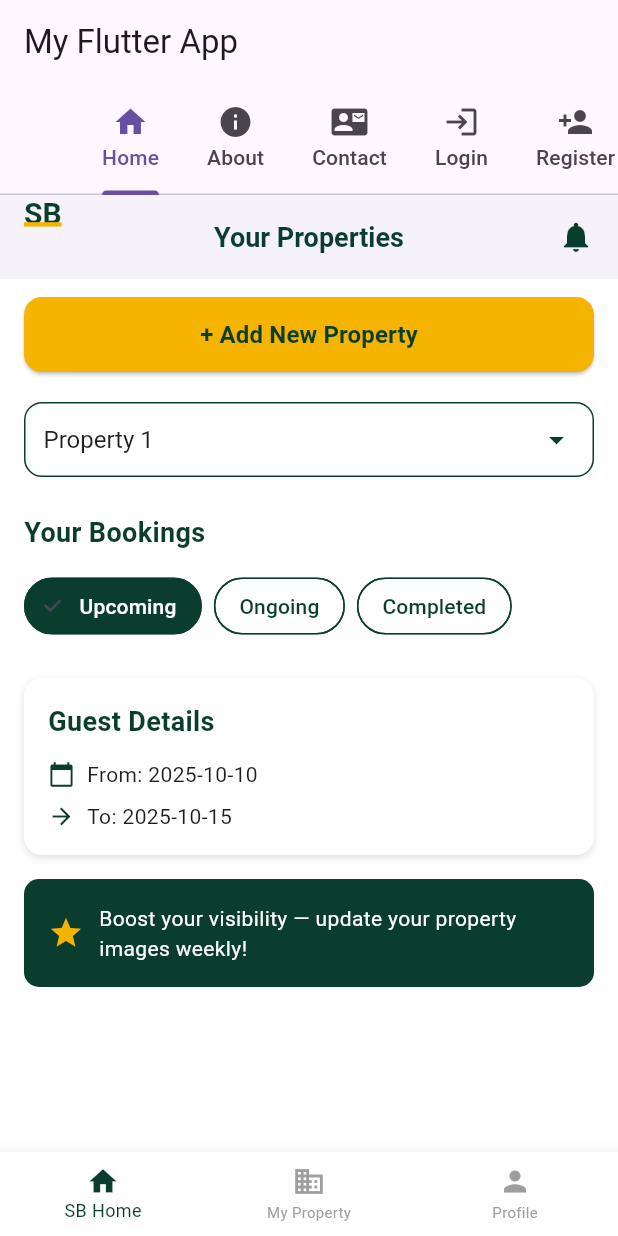
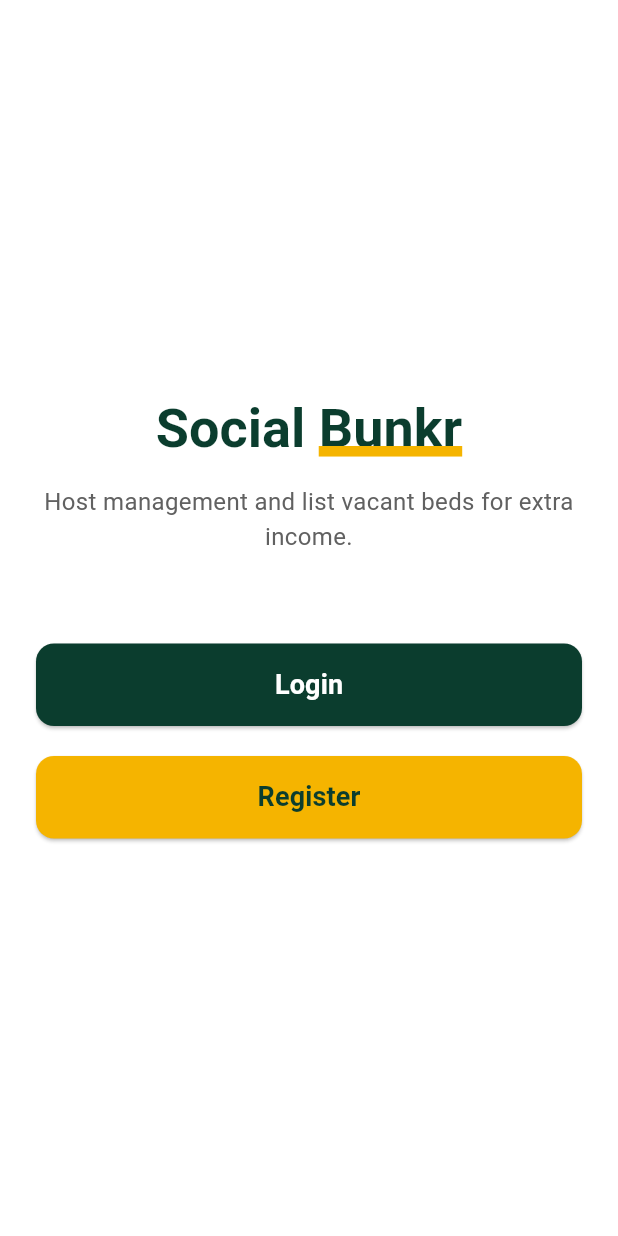
Before and after one commit to Praveenbabu5991/socialbunkr_mobile_app, a Flutter app: the screen it shows after launch, on a phone screen of 412 x 824 dp. Run offline on Flutter 3.47's test engine with Material 3 defaults, Android fonts, the phone set to English and light mode, and no system bars; Roboto replaces fonts that are missing (Poppins).

Commit message:
gemini changes 1

```diff
--- a/lib/main.dart
+++ b/lib/main.dart
@@ -1,54 +1,28 @@
 import 'package:flutter/material.dart';
-import 'pages/home_page.dart';
-import 'pages/about_page.dart';
-import 'pages/contact_page.dart';
-import 'pages/login_page.dart';
-import 'pages/register_page.dart';
+import 'package:flutter_application_1/routes/app_router.dart';
 
 void main() {
-  runApp(MyApp());
+  runApp(const MyApp());
 }
 
 class MyApp extends StatelessWidget {
+  const MyApp({super.key});
+
   @override
   Widget build(BuildContext context) {
     return MaterialApp(
-      title: "My Flutter App",
-      theme: ThemeData(primarySwatch: Colors.blue),
-      home: MainTabs(), // use TabBar as main screen
+      title: "Social Bunkr",
+      theme: ThemeData(
+        primaryColor: const Color(0xFF0B3D2E),
+        colorScheme: ColorScheme.fromSeed(
+          seedColor: const Color(0xFF0B3D2E),
+          secondary: const Color(0xFFF5B400),
+        ),
+        fontFamily: 'Poppins',
+        scaffoldBackgroundColor: Colors.white,
+      ),
+      initialRoute: AppRouter.landing,
+      onGenerateRoute: AppRouter.onGenerateRoute,
     );
   }
 }
-
-class MainTabs extends StatelessWidget {
-  @override
-  Widget build(BuildContext context) {
-    return DefaultTabController(
-      length: 5, // 5 tabs
-      child: Scaffold(
-        appBar: AppBar(
-          title: Text("My Flutter App"),
-          bottom: TabBar(
-            isScrollable: true, // allows scrolling if tabs are many
-            tabs: [
-              Tab(text: "Home", icon: Icon(Icons.home)),
-              Tab(text: "About", icon: Icon(Icons.info)),
-              Tab(text: "Contact", icon: Icon(Icons.contact_mail)),
-              Tab(text: "Login", icon: Icon(Icons.login)),
-              Tab(text: "Register", icon: Icon(Icons.person_add)),
-            ],
-          ),
-        ),
-        body: TabBarView(
-          children: [
-            HomePage(),    // Stateful
-            AboutPage(),   // Stateless
-            ContactPage(), // Stateful
-            LoginPage(),   // Stateful
-            RegisterPage() // Stateful
-          ],
-        ),
-      ),
-    );
-  }
-}
--- /dev/null
+++ b/lib/presentation/pages/landing_page.dart
@@ -0,0 +1,126 @@
+import 'package:flutter/material.dart';
+
+class LandingPage extends StatelessWidget {
+  const LandingPage({super.key});
+
+  @override
+  Widget build(BuildContext context) {
+    // Style constants from existing pages
+    const Color primaryColor = Color(0xFF0B3D2E);
+    const Color accentColor = Color(0xFFF5B400);
+    const String fontFamily = 'Poppins';
+
+    final size = MediaQuery.of(context).size;
+    final isTablet = size.width > 600;
+
+    return Scaffold(
+      backgroundColor: Colors.white,
+      body: SafeArea(
+        child: Center(
+          child: SingleChildScrollView(
+            padding: EdgeInsets.all(isTablet ? 32.0 : 24.0),
+            child: Column(
+              mainAxisAlignment: MainAxisAlignment.center,
+              crossAxisAlignment: CrossAxisAlignment.center,
+              children: [
+                // Header Logo
+                RichText(
+                  textAlign: TextAlign.center,
+                  text: const TextSpan(
+                    text: "Social ",
+                    style: TextStyle(
+                      color: primaryColor,
+                      fontWeight: FontWeight.bold,
+                      fontSize: 36,
+                      fontFamily: fontFamily,
+                    ),
+                    children: [
+                      TextSpan(
+                        text: "Bunkr",
+                        style: TextStyle(
+                          color: primaryColor,
+                          fontWeight: FontWeight.bold,
+                          decoration: TextDecoration.underline,
+                          decorationColor: accentColor,
+                          decorationThickness: 4,
+                        ),
+                      ),
+                    ],
+                  ),
+                ),
+
+                SizedBox(height: isTablet ? 24 : 16),
+
+                Text(
+                  "Host management and list vacant beds for extra income.",
+                  textAlign: TextAlign.center,
+                  style: TextStyle(
+                    color: Colors.grey[700],
+                    fontSize: isTablet ? 20 : 16,
+                    fontFamily: fontFamily,
+                  ),
+                ),
+
+                SizedBox(height: isTablet ? 80 : 60),
+
+                // Login Button
+                SizedBox(
+                  width: double.infinity,
+                  height: 55,
+                  child: ElevatedButton(
+                    style: ElevatedButton.styleFrom(
+                      backgroundColor: primaryColor,
+                      shape: RoundedRectangleBorder(
+                        borderRadius: BorderRadius.circular(12),
+                      ),
+                    ),
+                    onPressed: () {
+                      Navigator.pushNamed(context, '/login');
+                    },
+                    child: const Text(
+                      "Login",
+                      style: TextStyle(
+                        color: Colors.white,
+                        fontWeight: FontWeight.bold,
+                        fontSize: 18,
+                        fontFamily: fontFamily,
+                      ),
+                    ),
+                  ),
+                ),
+
+                SizedBox(height: 20),
+
+                // Register Button
+                SizedBox(
+                  width: double.infinity,
+                  height: 55,
+                  child: ElevatedButton(
+                    style: ElevatedButton.styleFrom(
+                      backgroundColor: accentColor,
+                      shape: RoundedRectangleBorder(
+                        borderRadius: BorderRadius.circular(12),
+                      ),
+                    ),
+                    onPressed: () {
+                      Navigator.pushNamed(context, '/register');
+                    },
+                    child: const Text(
+                      "Register",
+                      style: TextStyle(
+                        color: primaryColor,
+                        fontWeight: FontWeight.bold,
+                        fontSize: 18,
+                        fontFamily: fontFamily,
+                      ),
+                    ),
+                  ),
+                ),
+              ],
+            ),
+          ),
+        ),
+      ),
+    );
+  }
+}
--- a/lib/pages/login_page.dart
+++ b/lib/presentation/pages/login_page.dart
@@ -242,7 +242,7 @@ class _LoginPageState extends State<LoginPage> {
                     ),
                     GestureDetector(
                       onTap: () {
-                        // TODO: Navigate to Register Page
+                        Navigator.pushNamed(context, '/register');
                       },
                       child: const Text(
                         "Sign up here",
--- a/lib/pages/register_page.dart
+++ b/lib/presentation/pages/register_page.dart
@@ -255,7 +255,7 @@ class _RegisterPageState extends State<RegisterPage> {
                     ),
                     GestureDetector(
                       onTap: () {
-                        // TODO: Navigate to Login Page
+                        Navigator.pushNamed(context, '/login');
                       },
                       child: const Text(
                         "Log in",
--- /dev/null
+++ b/lib/routes/app_router.dart
@@ -0,0 +1,33 @@
+import 'package:flutter/material.dart';
+import 'package:flutter_application_1/presentation/pages/home_page.dart';
+import 'package:flutter_application_1/presentation/pages/landing_page.dart';
+import 'package:flutter_application_1/presentation/pages/login_page.dart';
+import 'package:flutter_application_1/presentation/pages/register_page.dart';
+
+class AppRouter {
+  static const String landing = '/';
+  static const String login = '/login';
+  static const String register = '/register';
+  static const String home = '/home';
+
+  static Route<dynamic> onGenerateRoute(RouteSettings settings) {
+    switch (settings.name) {
+      case landing:
+        return MaterialPageRoute(builder: (_) => const LandingPage());
+      case login:
+        return MaterialPageRoute(builder: (_) => const LoginPage());
+      case register:
+        return MaterialPageRoute(builder: (_) => const RegisterPage());
+      case home:
+        return MaterialPageRoute(builder: (_) => const HomePage());
+      default:
+        return MaterialPageRoute(
+          builder: (_) => Scaffold(
+            body: Center(
+              child: Text('No route defined for ${settings.name}'),
+            ),
+          ),
+        );
+    }
+  }
+}
--- a/pubspec.yaml
+++ b/pubspec.yaml
@@ -11,6 +11,9 @@ dependencies:
     sdk: flutter
   english_words: ^4.0.0
   provider: ^6.1.5
+  flutter_bloc: ^9.1.1
+  equatable: ^2.0.7
+  http: ^1.5.0
 
 dev_dependencies:
   flutter_test:
```
Also changed, not shown: lib/core/constants/app_constants.dart (added), lib/core/theme/app_theme.dart (added), lib/data/models/user_model.dart (added), lib/data/providers/api_provider.dart (added), lib/data/providers/local_storage_provider.dart (added), lib/data/repositories/auth_repository.dart (added), lib/logic/blocs/auth/auth_bloc.dart (added), lib/logic/blocs/auth/auth_event.dart (added), lib/logic/blocs/auth/auth_state.dart (added), lib/presentation/pages/about_page.dart (renamed from lib/pages/about_page.dart), lib/presentation/pages/contact_page.dart (renamed from lib/pages/contact_page.dart), lib/presentation/pages/home_page.dart (renamed from lib/pages/home_page.dart), lib/presentation/widgets/custom_button.dart (added), pubspec.lock.
